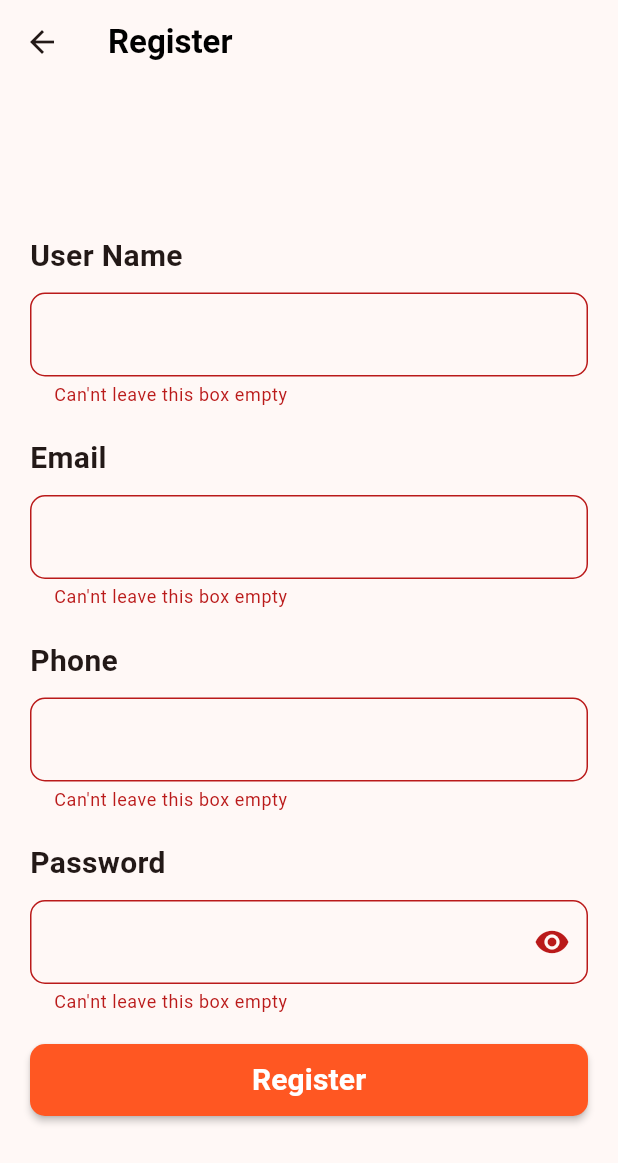
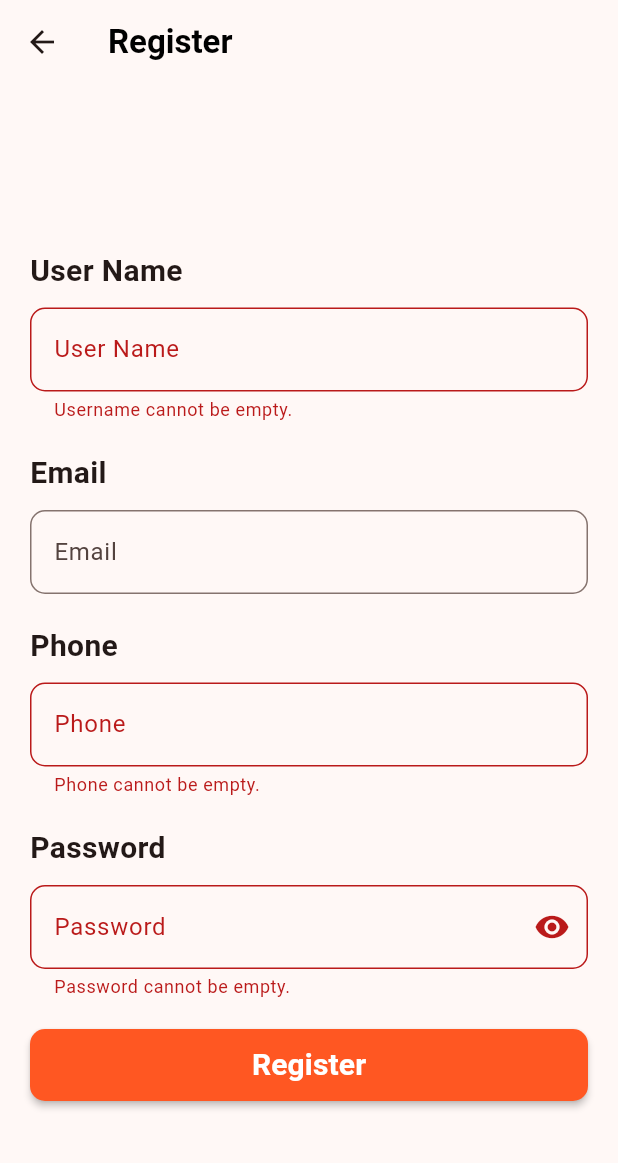
Before and after one commit to MahmoudHamdy19/hns_chat, a Flutter app: the RegisterScreen screen opened by its route, after a tap on "Register", on a phone screen of 412 x 824 dp. Shown: the top 1163 px of the screen. Run offline on Flutter 3.47's test engine with Material 3 defaults, Android fonts, the phone set to English and light mode, and no system bars; our stand-ins replace cloud_firestore, firebase_auth, firebase_core, get; accounts and stored records are empty.

Commit message:
create Log in

```diff
--- a/lib/app/utils/constants/constant.dart
+++ b/lib/app/utils/constants/constant.dart
@@ -1,3 +1,17 @@
+import 'package:get/get.dart';
+
 class FireStoreEndPoints {
   static const String users = 'users';
 }
+
+emailValidate(value){
+
+  RegExp emailRegex = RegExp(r'^[\w-]+(\.[\w-]+)*@[\w-]+(\.[\w-]+)+$');
+  if (value!.isEmpty) {
+    return  'va_empty_email'.tr;
+  }
+  if (!emailRegex.hasMatch(value)) {
+    return 'va_ms_email'.tr;
+  }
+  return null;
+}
--- a/lib/app/utils/localization/en_us.dart
+++ b/lib/app/utils/localization/en_us.dart
@@ -1,5 +1,14 @@
 Map<String,String> en_usMap = {
   'Register':'Register',
   'Name':'Name',
-  'va_ms':'Can\'nt leave this box empty',
+  'va_empty_userName':'Username cannot be empty.',
+  'va_empty_Password':'Password cannot be empty.',
+  'va_empty_email':'Email cannot be empty.',
+  'va_empty_phone':'Phone cannot be empty.',
+  'va_msp1':'Password must contain at least 3 letters.',
+  'va_msp2':'Password must contain at least 5 numbers.',
+  'va_ms_email':'Enter a valid email address.',
+  'va_ms_phone1':'Enter a valid phone number.',
+  'va_ms_phone2':'Phone number must start with 012, 011, 015, or 010.',
+  'va_ms_userName':'Enter a valid username without special characters.',
 };
--- a/lib/app/utils/routes/app_routes.dart
+++ b/lib/app/utils/routes/app_routes.dart
@@ -1,4 +1,6 @@
 import 'package:get/get_navigation/src/routes/get_route.dart';
+import 'package:hns_chat/ui/auth/login/binding/login_binding.dart';
+import 'package:hns_chat/ui/auth/login/login_screen.dart';
 import 'package:hns_chat/ui/auth/register/binding/register_binding.dart';
 import 'package:hns_chat/ui/auth/register/regiser_screen.dart';
 
@@ -6,12 +8,19 @@ class AppRoutes {
 
   static String initRoute = '/' ;
   static String registerScreen = '/register' ;
+  static String loginScreen = '/login' ;
   static List<GetPage> pages = [
     GetPage(name: registerScreen,
         bindings: [
           RegisterBinding(),
         ],
-        page: () => RegisterScreen(),)
+        page: () => RegisterScreen(),),
+    GetPage(name: loginScreen,
+      bindings: [
+        LogInBinding(),
+      ],
+      page: () => LoginScreen(),)
+
   ];
 
 
--- a/lib/app/widgets/costum_text_form.dart
+++ b/lib/app/widgets/costum_text_form.dart
@@ -3,7 +3,9 @@ import 'package:get/get.dart';
 import '../utils/theme/light_theme.dart';
 
 class CustomTextForm extends StatelessWidget {
+  String? Function(String?)? validator;
   String title;
+  String? labelText;
   TextEditingController? controllerText;
   String? validateMessage;
   TextInputType? keyboardType;
@@ -13,7 +15,9 @@ class CustomTextForm extends StatelessWidget {
       this.controllerText,
       this.onChanged,
       this.keyboardType,
-      this.validateMessage});
+      this.validateMessage,
+      this.validator,
+      this.labelText});
 
   @override
   Widget build(BuildContext context) {
@@ -31,13 +35,10 @@ class CustomTextForm extends StatelessWidget {
         TextFormField(
           keyboardType: keyboardType,
           onChanged: onChanged,
+          validator: validator,
           textInputAction: TextInputAction.next,
-          validator: (value) {
-            if (value!.isEmpty) {
-              return validateMessage ?? 'va_ms'.tr;
-            }
-          },
           decoration: InputDecoration(
+            labelText:labelText?.tr,
             border:
                 OutlineInputBorder(borderRadius: BorderRadius.circular(10.0)),
           ),
--- /dev/null
+++ b/lib/app/widgets/custom_btn.dart
@@ -0,0 +1,30 @@
+import 'package:flutter/material.dart';
+import 'package:get/get.dart';
+
+import '../utils/theme/light_theme.dart';
+
+class CustomBtn extends StatelessWidget {
+  void Function()? onPressed;
+  String title ;
+
+   CustomBtn({super.key,required this.onPressed,required this.title});
+
+  @override
+  Widget build(BuildContext context) {
+    return SizedBox(
+      width: double.infinity,
+      height: 48.0,
+      child: MaterialButton(
+        shape: RoundedRectangleBorder(
+            borderRadius: BorderRadius.circular(10.0)),
+        textColor: Colors.white,
+        color: Colors.deepOrange,
+        onPressed: onPressed,
+        child: Text(
+          title.tr,
+          style: butTextStyle,
+        ),
+      ),
+    );
+  }
+}
--- a/lib/app/widgets/custom_text_password.dart
+++ b/lib/app/widgets/custom_text_password.dart
@@ -6,6 +6,7 @@ import '../utils/theme/light_theme.dart';
 
 class CustomTextPassword extends StatelessWidget{
   String title;
+  String? labelText;
   TextEditingController? controllerText;
   String? validateMessage;
   TextInputType? keyboardType ;
@@ -17,7 +18,11 @@ class CustomTextPassword extends StatelessWidget{
     this.onChanged,
     this.keyboardType,
     this.isPassword = false,
-    this.validateMessage});
+    this.validateMessage,
+    this.labelText
+  }
+
+);
 
   @override
   Widget build(BuildContext context) {
@@ -38,12 +43,21 @@ class CustomTextPassword extends StatelessWidget{
             onChanged: onChanged,
             textInputAction: TextInputAction.next,
             validator: (value) {
+
               if(value!.isEmpty){
-                return validateMessage??'va_ms'.tr;
+                return validateMessage??'va_empty_Password'.tr;
               }
+              if (RegExp(r'[a-zA-Z]').allMatches(value).length < 3) {
+                return 'va_msp1'.tr;
+              }
+              if (RegExp(r'\d').allMatches(value).length < 5) {
+                return 'va_msp2'.tr;
+              }
+              return null;
             },
             obscureText: isPassword &&showPassword.value,
             decoration: InputDecoration(
+                labelText:labelText?.tr,
                 border: OutlineInputBorder(borderRadius: BorderRadius.circular(10.0)),
                 suffixIcon:showPassword.value?
                 IconButton(onPressed: (){
--- a/lib/data/data_source/remote_data_source/remote_data_source.dart
+++ b/lib/data/data_source/remote_data_source/remote_data_source.dart
@@ -5,6 +5,8 @@ import 'package:hns_chat/data/models/user.dart';
 
 abstract class RemoteDataSource {
   Future<void> register(User user , String password);
+  Future<User?> login(String email , String password);
+
 }
 
 
@@ -23,4 +25,15 @@ class ImplRemoteDataSource implements RemoteDataSource {
     });
   }
 
+  @override
+  Future<User?> login(String email, String password) async {
+    auth.signInWithEmailAndPassword(email: email, password: password).then((value) async{
+     var response= await firestore.collection(FireStoreEndPoints.users).doc(value.user!.uid).get();
+     User user= User.fromJson(response.data()!);
+     return user ;
+
+    });
+    return null ;
+  }
+
 }
--- a/lib/main.dart
+++ b/lib/main.dart
@@ -31,7 +31,7 @@ class MyApp extends StatelessWidget {
       locale:const Locale('en','Us'),
       getPages:AppRoutes.pages,
       initialBinding: InitBinding(),
-      initialRoute: AppRoutes.registerScreen,
+      initialRoute: AppRoutes.loginScreen,
     );
   }
 }
--- /dev/null
+++ b/lib/ui/auth/login/binding/login_binding.dart
@@ -0,0 +1,10 @@
+import 'package:get/get.dart';
+import 'package:hns_chat/ui/auth/login/controller/login_controller.dart';
+
+class LogInBinding extends Bindings{
+  @override
+  void dependencies() {
+    Get.put(()=>LogInController(),);
+  }
+
+}
--- /dev/null
+++ b/lib/ui/auth/login/controller/login_controller.dart
@@ -0,0 +1,21 @@
+import 'package:get/get.dart';
+import '../../../../data/data_source/remote_data_source/remote_data_source.dart';
+import '../../../../data/models/user.dart';
+
+class LogInController extends GetxController{
+  final RemoteDataSource dataSource = Get.find<ImplRemoteDataSource>();
+  final RxBool loading = false.obs;
+  User? user  ;
+  String?  password ;
+  String?  email ;
+  login(){
+    loading.value=true;
+    dataSource.login(email!, password!).then((value) {
+      user=value;
+      loading.value=false;
+    });
+
+
+
+  }
+}
--- a/lib/ui/auth/register/regiser_screen.dart
+++ b/lib/ui/auth/register/regiser_screen.dart
@@ -2,8 +2,11 @@ import 'package:flutter/material.dart';
 import 'package:get/get.dart';
 import 'package:hns_chat/app/utils/theme/light_theme.dart';
 import 'package:hns_chat/app/widgets/costum_text_form.dart';
+import 'package:hns_chat/app/widgets/custom_btn.dart';
 import 'package:hns_chat/app/widgets/custom_text_password.dart';
 import 'package:hns_chat/ui/auth/register/controller/register_controller.dart';
+
+import '../../../app/utils/constants/constant.dart';
 
 class RegisterScreen extends GetWidget<RegisterController> {
   final GlobalKey<FormState> _key = GlobalKey();
@@ -38,25 +41,60 @@ class RegisterScreen extends GetWidget<RegisterController> {
                },),*/
             CustomTextForm(
               title: 'User Name',
+              labelText:'User Name',
+              validator: (value){
+                if (value!.isEmpty) {
+                  return 'va_empty_userName'.tr;
+                }
+
+                // Check if the username contains only letters, numbers, and underscores
+                if (!RegExp(r'^[a-zA-Z0-9_]+$').hasMatch(value)) {
+                  return 'va_ms_userName'.tr;
+                }
+
+                return null;
+              },
               onChanged: (value) {
                 controller.user?.userName = value;
               },
             ),
             CustomTextForm(
               title: 'Email',
+              labelText:'Email' ,
               keyboardType: TextInputType.emailAddress,
+                validator: (value) {
+                  emailValidate(value);
+                },
               onChanged: (p0) {
                 controller.user?.email = p0;
               },
             ),
             CustomTextForm(
                 title: 'Phone',
+                labelText:'Phone' ,
                 keyboardType: TextInputType.phone,
+                validator: (value) {
+                  String? numericValue = value?.replaceAll(RegExp(r'[^0-9]'), '');
+                  if (value!.isEmpty) {
+                    return  'va_empty_phone'.tr;
+                  }
+                  if (numericValue!.length < 11) {
+                    return 'va_ms_phone1'.tr;
+                  }
+                  List<String> allowedPrefixes = ['012', '011', '015', '010'];
+                  bool hasAllowedPrefix = allowedPrefixes.any((prefix) => numericValue.startsWith(prefix));
+
+                  if (!hasAllowedPrefix) {
+                    return 'va_ms_phone2'.tr;
+                  }
+                  return null;
+                },
                 onChanged: (p0) {
                   controller.user?.phone = p0;
                 }),
             CustomTextPassword(
                 title: 'Password',
+                labelText:'Password' ,
                 keyboardType: TextInputType.visiblePassword,
                 isPassword: true,
                 onChanged: (p0) {
@@ -65,25 +103,13 @@ class RegisterScreen extends GetWidget<RegisterController> {
             const SizedBox(
               height: 20.0,
             ),
-            SizedBox(
-              width: double.infinity,
-              height: 48.0,
-              child: MaterialButton(
-                shape: RoundedRectangleBorder(
-                    borderRadius: BorderRadius.circular(10.0)),
-                textColor: Colors.white,
-                color: Colors.deepOrange,
-                onPressed: () {
-                  if (_key.currentState!.validate()) {
-                    controller.register();
-                  }
-                },
-                child: Text(
-                  'Register'.tr,
-                  style: butTextStyle,
-                ),
-              ),
-            ),
+            CustomBtn(onPressed: () {
+              if (_key.currentState!.validate()) {
+                controller.register();
+
+              }
+            }, title: 'Register')
+
           ],
         ),
       ),
```
Also changed, not shown: lib/ui/auth/login/login_screen.dart (added, +60 -0 lines).
